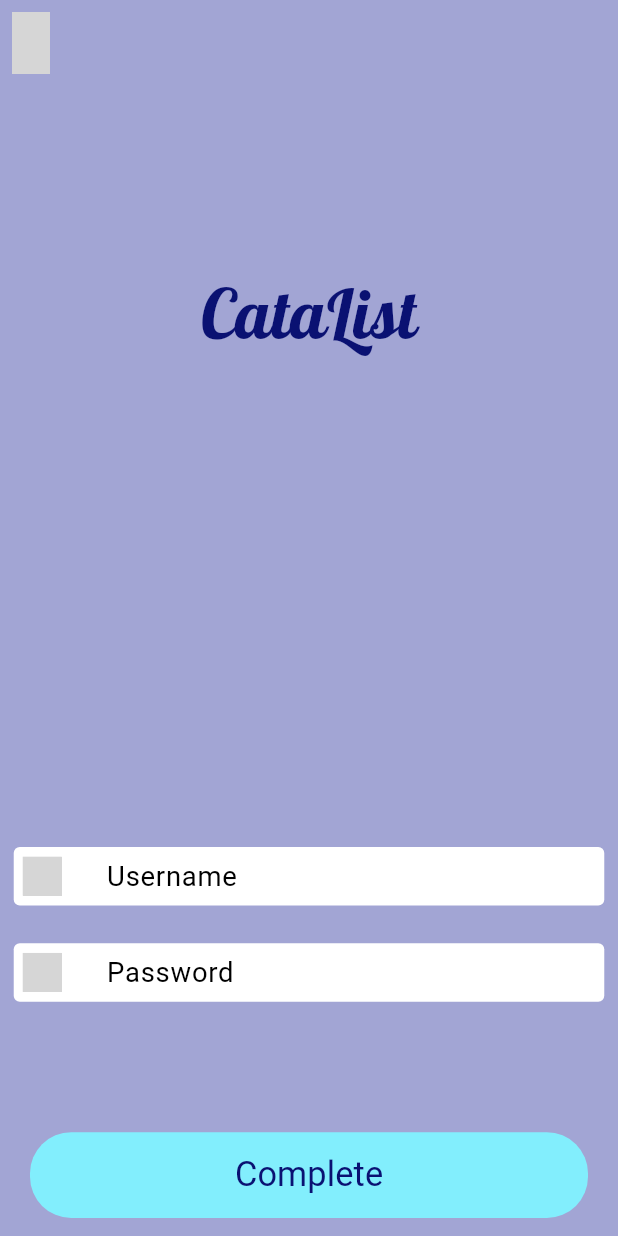
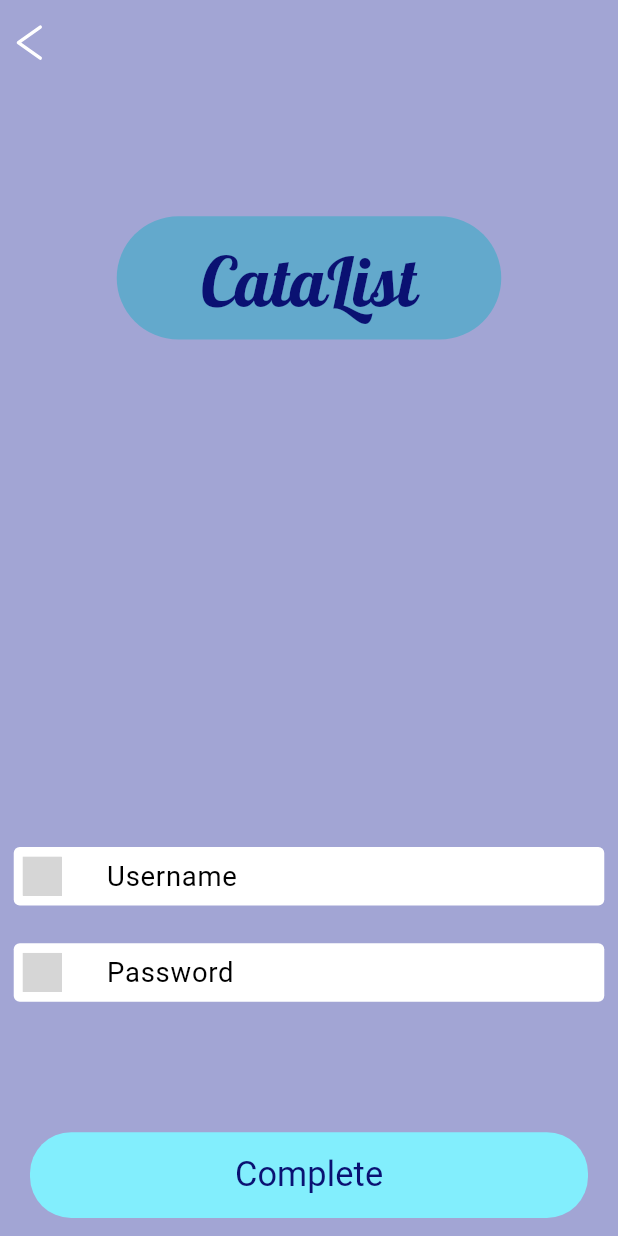
Before and after one commit to JohnnyPol/HCI_ECE_NTUA-CataList_Application, a Flutter app: the LoginPage screen opened by its route, on a phone screen of 412 x 824 dp. Run offline on Flutter 3.47's test engine with Material 3 defaults, Android fonts, the phone set to English and light mode, and no system bars; our stand-ins replace flutter_svg; grey boxes are pictures that could not be loaded.

Commit message:
Finalized the UI of the login page

```diff
--- a/lib/features/auth/views/login_page.dart
+++ b/lib/features/auth/views/login_page.dart
@@ -36,10 +36,23 @@ class LoginPage extends StatelessWidget {
                   child: Column(
                     mainAxisAlignment: MainAxisAlignment.center,
                     children: [
-                      SizedBox(height: 28.h),
-                      Text(
-                        "CataList",
-                        style: theme.textTheme.displayMedium,
+                      Container(
+                        width: double.maxFinite,
+                        margin: EdgeInsets.symmetric(horizontal: 60.h),
+                        padding: EdgeInsets.symmetric(vertical: 6.h),
+                        decoration: AppDecoration.calmbluedarker.copyWith(
+                          borderRadius: BorderRadiusStyle.roundedBorder40,
+                        ),
+                        child: Column(
+                          mainAxisSize: MainAxisSize.min,
+                          children: [
+                            SizedBox(height: 3.h),
+                            Text(
+                              "CataList",
+                              style: theme.textTheme.displayMedium,
+                            ),
+                          ],
+                        ),
                       ),
                       Spacer(),
                       _buildUsernameInput(context),
@@ -61,19 +74,11 @@ class LoginPage extends StatelessWidget {
   PreferredSizeWidget _buildAppBar(BuildContext context) {
     return CustomAppBar(
       leadingWidth: 36.h,
-      leading: GestureDetector(
+      leading: AppbarLeadingImage(
+        imagePath: ImageConstant.imgArrowLeft,
         onTap: () {
           Navigator.pushNamed(context, AppRoutes.registerLogin);
         },
-        child: Padding(
-          padding: const EdgeInsets.all(8.0),
-          child: Image.asset(
-            ImageConstant.imgArrowLeft,
-            height: 24.h,
-            width: 24.h,
-            fit: BoxFit.contain,
-          ),
-        ),
       ),
     );
   }
@@ -142,3 +147,39 @@ class LoginPage extends StatelessWidget {
     );
   }
 }
+
+class AppbarLeadingImage extends StatelessWidget {
+  AppbarLeadingImage(
+      {Key? key,
+      this.imagePath,
+      this.height,
+      this.width,
+      this.onTap,
+      this.margin})
+      : super(
+          key: key,
+        );
+  final double? height;
+  final double? width;
+  final String? imagePath;
+  final Function? onTap;
+  final EdgeInsetsGeometry? margin;
+
+  @override
+  Widget build(BuildContext context) {
+    return Padding(
+      padding: margin ?? EdgeInsets.zero,
+      child: InkWell(
+        onTap: () {
+          onTap?.call();
+        },
+        child: CustomImageView(
+          imagePath: imagePath!,
+          height: height ?? 32.h,
+          width: width ?? 36.h,
+          fit: BoxFit.contain,
+        ),
+      ),
+    );
+  }
+}
--- a/lib/features/start/views/register_login_page.dart
+++ b/lib/features/start/views/register_login_page.dart
@@ -20,7 +20,9 @@ class RegisterLoginPage extends StatelessWidget {
           child: Column(
             mainAxisAlignment: MainAxisAlignment.end,
             children: [
-              SizedBox(height: 64.h), // spacer flex: 21
+              SizedBox(
+                height: 64.h,
+              ), // spacer flex: 21
               Container(
                 width: double.maxFinite,
                 margin: EdgeInsets.symmetric(horizontal: 60.h),
```
Also changed, not shown: 1 other file.
